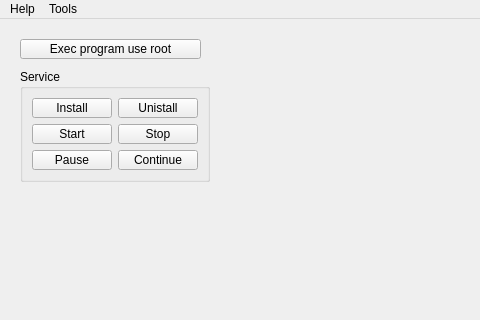
The window that App/MainWindow.ui (KangLin/RabbitCommon) describes before a commit, drawn with Qt 5; both pictures show x 0 to 480 and y 0 to 320 of the 800 by 600 pixel window.
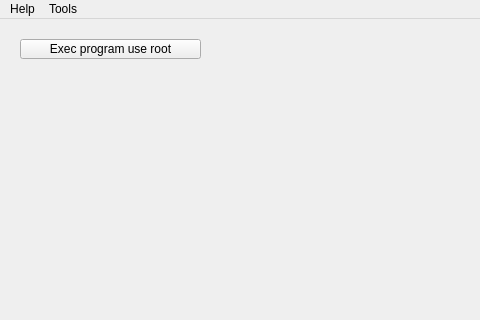
The same window after the commit.

Commit message: Delete Service

```diff
--- a/App/MainWindow.ui
+++ b/App/MainWindow.ui
@@ -27,63 +27,6 @@
      <string>Exec program use root</string>
     </property>
    </widget>
-   <widget class="QGroupBox" name="groupBox">
-    <property name="geometry">
-     <rect>
-      <x>20</x>
-      <y>50</y>
-      <width>190</width>
-      <height>113</height>
-     </rect>
-    </property>
-    <property name="title">
-     <string>Service</string>
-    </property>
-    <layout class="QGridLayout" name="gridLayout">
-     <item row="0" column="0">
-      <widget class="QPushButton" name="pbInstallService">
-       <property name="text">
-        <string>Install</string>
-       </property>
-      </widget>
-     </item>
-     <item row="0" column="1">
-      <widget class="QPushButton" name="pbUninstallService">
-       <property name="text">
-        <string>Unistall</string>
-       </property>
-      </widget>
-     </item>
-     <item row="1" column="0">
-      <widget class="QPushButton" name="pbStartService">
-       <property name="text">
-        <string>Start</string>
-       </property>
-      </widget>
-     </item>
-     <item row="1" column="1">
-      <widget class="QPushButton" name="pbStop">
-       <property name="text">
-        <string>Stop</string>
-       </property>
-      </widget>
-     </item>
-     <item row="2" column="0">
-      <widget class="QPushButton" name="pbPauseService">
-       <property name="text">
-        <string>Pause</string>
-       </property>
-      </widget>
-     </item>
-     <item row="2" column="1">
-      <widget class="QPushButton" name="pbContinueService">
-       <property name="text">
-        <string>Continue</string>
-       </property>
-      </widget>
-     </item>
-    </layout>
-   </widget>
   </widget>
   <widget class="QMenuBar" name="menubar">
    <property name="geometry">
```
Left out of the diff: 2 changed lines with no effect on the pictures. The commit also changes 13 other files.
